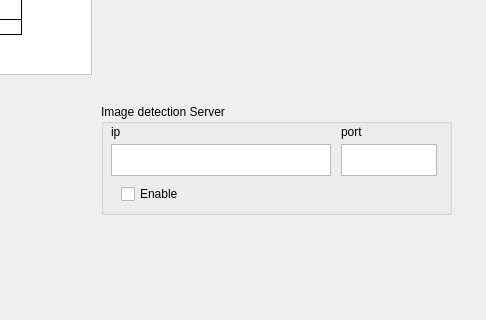
Before: the Qt Designer form UITool/UI/setupForm.ui in gearssoft/nagibot, drawn with Qt 5; both pictures show x 609 to 1095 and y 196 to 516 of the 1095 by 892 pixel window.
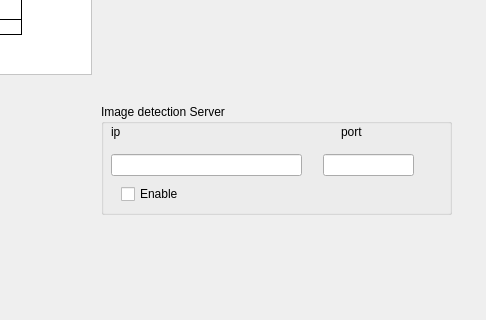
After: the same form once the commit is applied.

What changed in the file:
```diff
--- a/UITool/UI/setupForm.ui
+++ b/UITool/UI/setupForm.ui
@@ -207,26 +207,6 @@
    <property name="title">
     <string>Image detection Server</string>
    </property>
-   <widget class="QTextEdit" name="textEdit_detection_server_IP">
-    <property name="geometry">
-     <rect>
-      <x>10</x>
-      <y>40</y>
-      <width>220</width>
-      <height>32</height>
-     </rect>
-    </property>
-   </widget>
-   <widget class="QTextEdit" name="textEdit_detection_server_port">
-    <property name="geometry">
-     <rect>
-      <x>240</x>
-      <y>40</y>
-      <width>96</width>
-      <height>32</height>
-     </rect>
-    </property>
-   </widget>
    <widget class="QLabel" name="label_7">
     <property name="geometry">
      <rect>
@@ -266,6 +246,26 @@
      <string>Enable</string>
     </property>
    </widget>
+   <widget class="QLineEdit" name="lineEdit_detecter_ip">
+    <property name="geometry">
+     <rect>
+      <x>10</x>
+      <y>50</y>
+      <width>191</width>
+      <height>22</height>
+     </rect>
+    </property>
+   </widget>
+   <widget class="QLineEdit" name="lineEdit_detecter_port">
+    <property name="geometry">
+     <rect>
+      <x>222</x>
+      <y>50</y>
+      <width>91</width>
+      <height>22</height>
+     </rect>
+    </property>
+   </widget>
   </widget>
   <widget class="QGroupBox" name="Unit_1">
    <property name="geometry">
```
